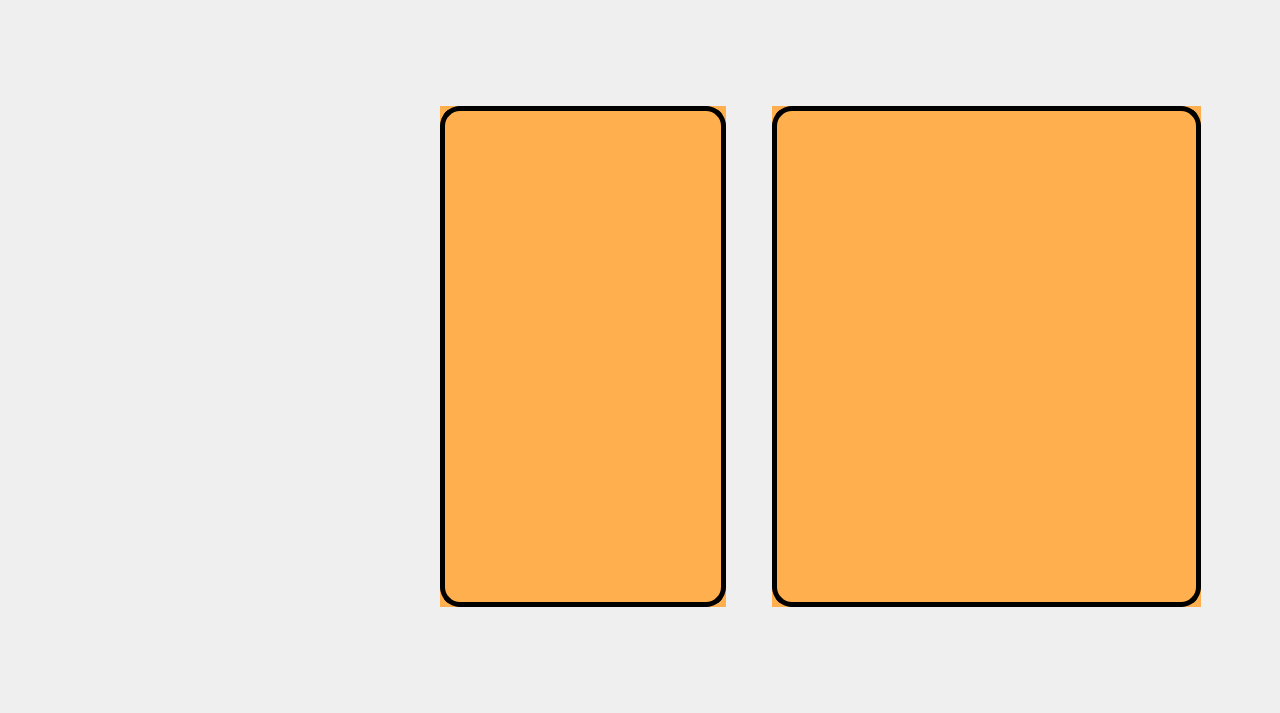
First picture: the form in src/client/userlistwidget.ui, repository Connor1996/Pokemon, before the edit.
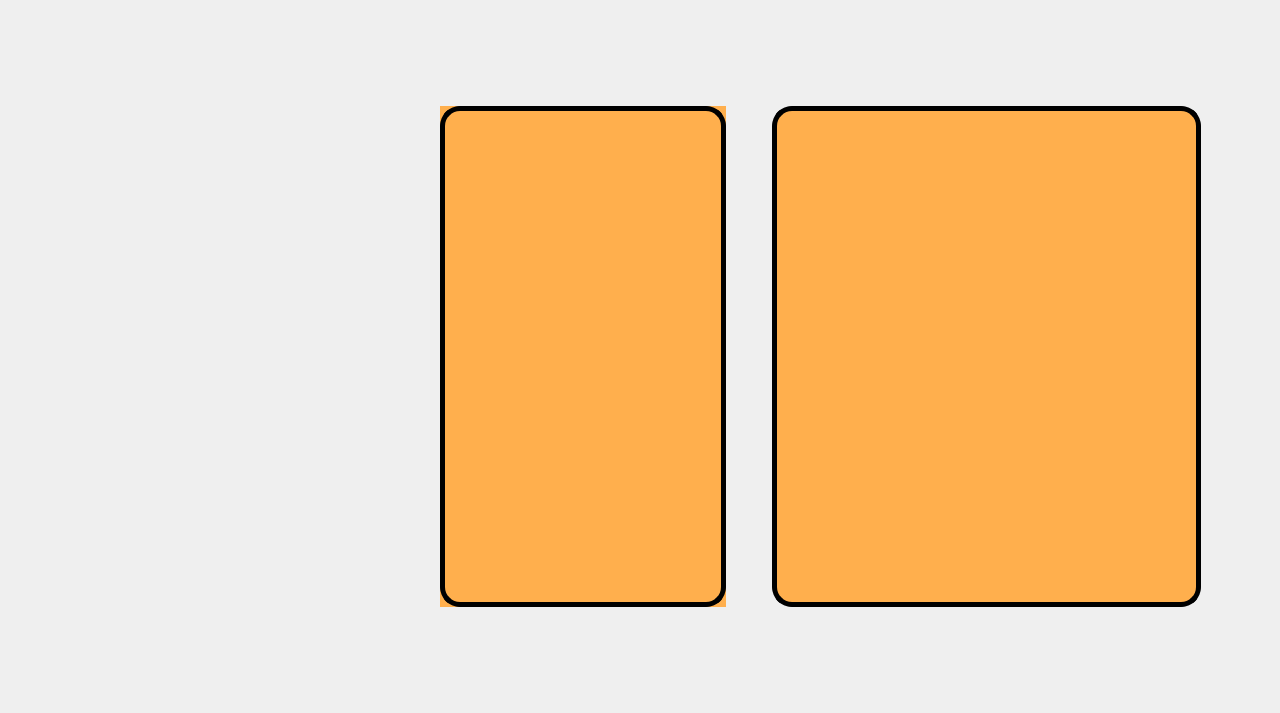
Second picture: the form after the edit. Icons and pictures are not drawn.

Commit message: Fix bugs for showing the bag

Diff of the .ui file:
```diff
--- a/src/client/userlistwidget.ui
+++ b/src/client/userlistwidget.ui
@@ -53,10 +53,9 @@
      <enum>QLayout::SetNoConstraint</enum>
     </property>
     <item>
-     <widget class="QScrollArea" name="scrollArea">
+     <widget class="QScrollArea" name="userListArea">
       <property name="styleSheet">
-       <string notr="true">
-border:0px;
+       <string notr="true">border:0px;
 background-color: rgb(255, 175, 77);
 </string>
       </property>
@@ -117,11 +116,15 @@
      </spacer>
     </item>
     <item>
-     <widget class="QScrollArea" name="scrollArea_2">
+     <widget class="QScrollArea" name="bagListArea">
       <property name="styleSheet">
-       <string notr="true">
-border:0px;
+       <string notr="true">#bagListArea{
 background-color: rgb(255, 175, 77);
+border: 5px solid rgb(0,0,0);
+border-radius : 20px;
+padding: 5px;
+}
+
 </string>
       </property>
       <property name="horizontalScrollBarPolicy">
@@ -135,15 +138,15 @@
         <rect>
          <x>0</x>
          <y>0</y>
-         <width>423</width>
-         <height>499</height>
+         <width>403</width>
+         <height>479</height>
         </rect>
        </property>
        <property name="styleSheet">
         <string notr="true">#bagWidget{
 background-color: rgb(255, 175, 77);
-border: 5px solid rgb(0,0,0);
-border-radius : 20px;
+margin: 5px solid rgb(0,0,0);
+margin-radius : 20px;
 }</string>
        </property>
       </widget>
```
The commit also changes 1 other file.
